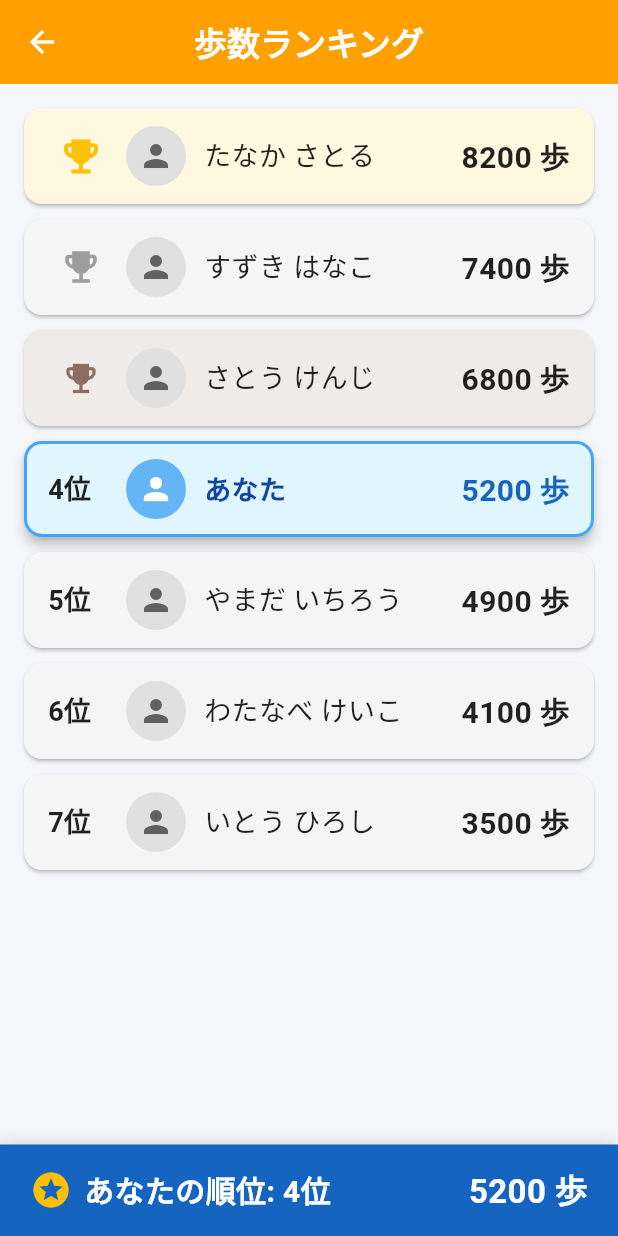
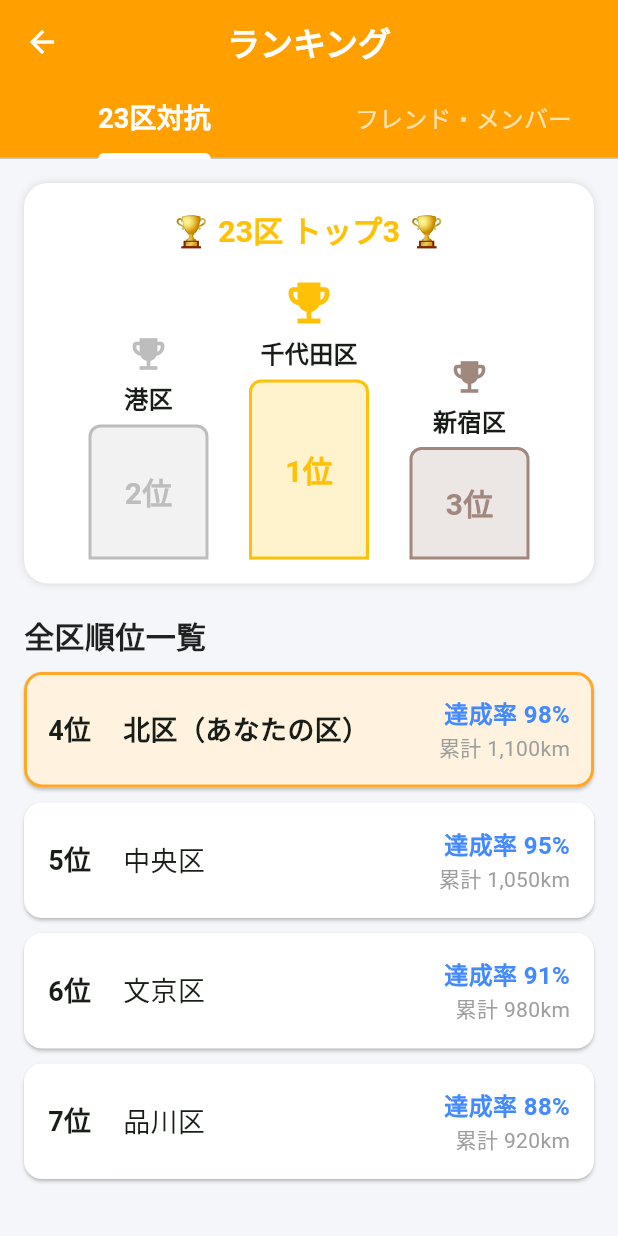
Before and after one commit to 1F10240045/team-jissyuu, a Flutter app: the RankingScreen screen opened directly, on a phone screen of 412 x 824 dp. Run offline on Flutter 3.47's test engine with Material 3 defaults, Android fonts, the phone set to English and light mode, and no system bars; our stand-ins replace cloud_firestore, firebase_auth, firebase_core, pedometer, permission_handler; accounts and stored records are empty.

Commit message:
feat: ランキング画面に23区対抗表彰台とタブ切り替えUIを実装 (#11)

```diff
--- a/frontend/lib/screens/ranking_screen.dart
+++ b/frontend/lib/screens/ranking_screen.dart
@@ -5,127 +5,252 @@ class RankingScreen extends StatelessWidget {
 
   @override
   Widget build(BuildContext context) {
-    // ランキングのダミーデータ（歩数の多い順）
-    final rankingList = [
-      {'rank': 1, 'name': 'たなか さとる', 'steps': 8200, 'isMe': false},
-      {'rank': 2, 'name': 'すずき はなこ', 'steps': 7400, 'isMe': false},
-      {'rank': 3, 'name': 'さとう けんじ', 'steps': 6800, 'isMe': false},
-      {'rank': 4, 'name': 'あなた', 'steps': 5200, 'isMe': true},
-      {'rank': 5, 'name': 'やまだ いちろう', 'steps': 4900, 'isMe': false},
-      {'rank': 6, 'name': 'わたなべ けいこ', 'steps': 4100, 'isMe': false},
-      {'rank': 7, 'name': 'いとう ひろし', 'steps': 3500, 'isMe': false},
+    // 1. 23区対抗ランキングデータ
+    final wardRanking = [
+      {'rank': 1, 'name': '千代田区', 'achievement': '128%', 'distance': '1,420km'},
+      {'rank': 2, 'name': '港区', 'achievement': '115%', 'distance': '1,310km'},
+      {'rank': 3, 'name': '新宿区', 'achievement': '108%', 'distance': '1,250km'},
+      {'rank': 4, 'name': '北区（あなたの区）', 'achievement': '98%', 'distance': '1,100km', 'isMyWard': true},
+      {'rank': 5, 'name': '中央区', 'achievement': '95%', 'distance': '1,050km'},
+      {'rank': 6, 'name': '文京区', 'achievement': '91%', 'distance': '980km'},
+      {'rank': 7, 'name': '品川区', 'achievement': '88%', 'distance': '920km'},
+    ];
+
+    // 2. 個人/フレンド内ランキングデータ
+    final memberRanking = [
+      {'rank': 1, 'name': 'たなか さとる', 'ward': '千代田区', 'steps': 8200, 'isMe': false},
+      {'rank': 2, 'name': 'すずき はなこ', 'ward': '港区', 'steps': 7400, 'isMe': false},
+      {'rank': 3, 'name': 'さとう けんじ', 'ward': '北区', 'steps': 6800, 'isMe': false},
+      {'rank': 4, 'name': 'あなた', 'ward': '北区', 'steps': 5200, 'isMe': true},
+      {'rank': 5, 'name': 'やまだ いちろう', 'ward': '新宿区', 'steps': 4900, 'isMe': false},
+      {'rank': 6, 'name': 'わたなべ けいこ', 'ward': '北区', 'steps': 4100, 'isMe': false},
     ];
 
     // 自分のデータ（下部固定用）
-    final myData = rankingList.firstWhere(
+    final myData = memberRanking.firstWhere(
       (element) => element['isMe'] == true,
-      orElse: () => {'rank': 4, 'name': 'あなた', 'steps': 5200, 'isMe': true},
+      orElse: () => {'rank': 4, 'name': 'あなた', 'ward': '北区', 'steps': 5200, 'isMe': true},
     );
 
-    return Scaffold(
+    return DefaultTabController(
+      length: 2,
+      child: Scaffold(
         appBar: AppBar(
           title: const Text(
-          '歩数ランキング',
+            'ランキング',
             style: TextStyle(fontSize: 22, fontWeight: FontWeight.bold),
           ),
           backgroundColor: Colors.amber.shade700,
           foregroundColor: Colors.white,
+          bottom: const TabBar(
+            indicatorColor: Colors.white,
+            indicatorWeight: 4,
+            labelStyle: TextStyle(fontSize: 18, fontWeight: FontWeight.bold),
+            unselectedLabelStyle: TextStyle(fontSize: 16),
+            labelColor: Colors.white,
+            unselectedLabelColor: Colors.white70,
+            tabs: [
+              Tab(text: '23区対抗'),
+              Tab(text: 'フレンド・メンバー'),
+            ],
+          ),
         ),
         backgroundColor: const Color(0xFFF4F6F9),
-      body: Column(
+        body: TabBarView(
           children: [
-          // 1. 全体ランキングリスト
-          Expanded(
-            child: ListView.builder(
-              padding: const EdgeInsets.all(16.0),
-              itemCount: rankingList.length,
-              itemBuilder: (context, index) {
-                final user = rankingList[index];
-                return _buildRankingTile(user);
-              },
+            // タブ1: 23区対抗ランキング
+            _buildWardRankingTab(wardRanking),
+
+            // タブ2: フレンド・メンバーランキング
+            _buildMemberRankingTab(memberRanking, myData),
+          ],
         ),
       ),
+    );
+  }
 
-          // 2. 画面下部に固定表示する「自分の現在順位」
-          _buildMyRankingBottomBar(myData),
+  // --- タブ1: 23区対抗ランキング ---
+  Widget _buildWardRankingTab(List<dynamic> wardList) {
+    return ListView(
+      padding: const EdgeInsets.all(16.0),
+      children: [
+        _buildPodiumHeader(wardList),
+        const SizedBox(height: 20),
+        const Text(
+          '全区順位一覧',
+          style: TextStyle(fontSize: 20, fontWeight: FontWeight.bold, color: Colors.black87),
+        ),
+        const SizedBox(height: 10),
+        ...wardList.skip(3).map((ward) => _buildWardTile(ward)),
+      ],
+    );
+  }
+
+  // 1〜3位の表彰台UI
+  Widget _buildPodiumHeader(List<dynamic> wardList) {
+    if (wardList.length < 3) return const SizedBox();
+    final first = wardList[0];
+    final second = wardList[1];
+    final third = wardList[2];
+
+    return Container(
+      padding: const EdgeInsets.all(16),
+      decoration: BoxDecoration(
+        color: Colors.white,
+        borderRadius: BorderRadius.circular(16),
+        boxShadow: const [BoxShadow(color: Colors.black12, blurRadius: 4)],
+      ),
+      child: Column(
+        children: [
+          const Text(
+            '🏆 23区 トップ3 🏆',
+            style: TextStyle(fontSize: 20, fontWeight: FontWeight.bold, color: Colors.amber),
+          ),
+          const SizedBox(height: 16),
+          Row(
+            mainAxisAlignment: MainAxisAlignment.spaceEvenly,
+            crossAxisAlignment: CrossAxisAlignment.end,
+            children: [
+              _buildPodiumItem(second['name'].toString(), '2位', Colors.grey.shade400, 90),
+              _buildPodiumItem(first['name'].toString(), '1位', Colors.amber, 120),
+              _buildPodiumItem(third['name'].toString(), '3位', Colors.brown.shade300, 75),
+            ],
+          ),
         ],
       ),
     );
   }
 
-  // リストの各ユーザー行 UI
-  Widget _buildRankingTile(Map<String, dynamic> user) {
-    final int rank = user['rank'] as int;
-    final bool isMe = user['isMe'] as bool;
-
-    // 上位3位の色とアイコン設定
-    Color rankColor = Colors.grey.shade100;
-    Color textColor = Colors.black87;
-    Widget? rankBadge;
-
-    if (rank == 1) {
-      rankColor = const Color(0xFFFFF8E1); // 金系背景
-      rankBadge = const Icon(Icons.emoji_events, color: Colors.amber, size: 30);
-    } else if (rank == 2) {
-      rankColor = const Color(0xFFF5F5F5); // 銀系背景
-      rankBadge = Icon(Icons.emoji_events, color: Colors.grey.shade500, size: 28);
-    } else if (rank == 3) {
-      rankColor = const Color(0xFFEFEBE9); // 銅系背景
-      rankBadge = Icon(Icons.emoji_events, color: Colors.brown.shade400, size: 26);
-    }
-
-    return Card(
-      elevation: isMe ? 3 : 1,
-      margin: const EdgeInsets.only(bottom: 10),
-      color: isMe ? Colors.lightBlue.shade50 : rankColor,
-      shape: RoundedRectangleBorder(
-        borderRadius: BorderRadius.circular(12),
-        side: isMe
-            ? BorderSide(color: Colors.blue.shade400, width: 2)
-            : BorderSide.none,
+  Widget _buildPodiumItem(String name, String rankText, Color color, double height) {
+    return Column(
+      children: [
+        Icon(Icons.emoji_events, color: color, size: height > 100 ? 36 : 28),
+        const SizedBox(height: 4),
+        Text(
+          name,
+          style: const TextStyle(fontSize: 16, fontWeight: FontWeight.bold),
         ),
-      child: Padding(
-        padding: const EdgeInsets.symmetric(horizontal: 16.0, vertical: 12.0),
-        child: Row(
-          children: [
-            // 順位バッジ / アイコン
-            SizedBox(
-              width: 44,
-              child: rankBadge ??
-                  Text(
-                    '$rank位',
-                    style: TextStyle(
-                      fontSize: 18,
-                      fontWeight: FontWeight.bold,
-                      color: textColor,
+        const SizedBox(height: 6),
+        Container(
+          width: 80,
+          height: height,
+          decoration: BoxDecoration(
+            color: color.withOpacity(0.2),
+            border: Border.all(color: color, width: 2),
+            borderRadius: const BorderRadius.vertical(top: Radius.circular(8)),
+          ),
+          child: Center(
+            child: Text(
+              rankText,
+              style: TextStyle(fontSize: 20, fontWeight: FontWeight.bold, color: color),
             ),
           ),
         ),
-            const SizedBox(width: 8),
+      ],
+    );
+  }
 
-            // ユーザーアイコン
+  // 区のリスト行
+  Widget _buildWardTile(dynamic ward) {
+    final bool isMyWard = ward['isMyWard'] == true;
+    return Card(
+      margin: const EdgeInsets.only(bottom: 10),
+      color: isMyWard ? Colors.orange.shade50 : Colors.white,
+      shape: RoundedRectangleBorder(
+        borderRadius: BorderRadius.circular(12),
+        side: isMyWard ? BorderSide(color: Colors.orange.shade400, width: 2) : BorderSide.none,
+      ),
+      child: Padding(
+        padding: const EdgeInsets.all(16.0),
+        child: Row(
+          children: [
+            SizedBox(
+              width: 50,
+              child: Text(
+                '${ward['rank']}位',
+                style: const TextStyle(fontSize: 18, fontWeight: FontWeight.bold),
+              ),
+            ),
+            Expanded(
+              child: Text(
+                ward['name'].toString(),
+                style: TextStyle(
+                  fontSize: 18,
+                  fontWeight: isMyWard ? FontWeight.bold : FontWeight.normal,
+                ),
+              ),
+            ),
+            Column(
+              crossAxisAlignment: CrossAxisAlignment.end,
+              children: [
+                Text(
+                  '達成率 ${ward['achievement']}',
+                  style: const TextStyle(fontSize: 16, fontWeight: FontWeight.bold, color: Colors.blueAccent),
+                ),
+                Text(
+                  '累計 ${ward['distance']}',
+                  style: const TextStyle(fontSize: 14, color: Colors.grey),
+                ),
+              ],
+            ),
+          ],
+        ),
+      ),
+    );
+  }
+
+  // --- タブ2: フレンド・メンバーランキング ---
+  Widget _buildMemberRankingTab(List<dynamic> memberList, dynamic myData) {
+    return Column(
+      children: [
+        Expanded(
+          child: ListView.builder(
+            padding: const EdgeInsets.all(16.0),
+            itemCount: memberList.length,
+            itemBuilder: (context, index) {
+              final user = memberList[index];
+              final bool isMe = user['isMe'] == true;
+              return Card(
+                margin: const EdgeInsets.only(bottom: 10),
+                color: isMe ? Colors.lightBlue.shade50 : Colors.white,
+                shape: RoundedRectangleBorder(
+                  borderRadius: BorderRadius.circular(12),
+                  side: isMe ? BorderSide(color: Colors.blue.shade400, width: 2) : BorderSide.none,
+                ),
+                child: Padding(
+                  padding: const EdgeInsets.all(16.0),
+                  child: Row(
+                    children: [
+                      SizedBox(
+                        width: 44,
+                        child: Text(
+                          '${user['rank']}位',
+                          style: const TextStyle(fontSize: 18, fontWeight: FontWeight.bold),
+                        ),
+                      ),
                       CircleAvatar(
                         backgroundColor: isMe ? Colors.blue.shade300 : Colors.grey.shade300,
-              child: Icon(
-                Icons.person,
-                color: isMe ? Colors.white : Colors.grey.shade700,
-              ),
+                        child: Icon(Icons.person, color: isMe ? Colors.white : Colors.grey.shade700),
                       ),
                       const SizedBox(width: 12),
-
-            // ユーザー名
                       Expanded(
-              child: Text(
+                        child: Column(
+                          crossAxisAlignment: CrossAxisAlignment.start,
+                          children: [
+                            Text(
                               user['name'].toString(),
                               style: TextStyle(
                                 fontSize: 18,
                                 fontWeight: isMe ? FontWeight.bold : FontWeight.normal,
-                  color: isMe ? Colors.blue.shade900 : Colors.black87,
                               ),
                             ),
+                            Text(
+                              user['ward'].toString(),
+                              style: const TextStyle(fontSize: 14, color: Colors.grey),
                             ),
-
-            // 歩数
+                          ],
+                        ),
+                      ),
                       Text(
                         '${user['steps']} 歩',
                         style: TextStyle(
@@ -138,52 +263,30 @@ class RankingScreen extends StatelessWidget {
                   ),
                 ),
               );
-  }
-
-  // 画面下に固定される自分の順位バー
-  Widget _buildMyRankingBottomBar(Map<String, dynamic> myData) {
-    return Container(
+            },
+          ),
+        ),
+        Container(
           padding: const EdgeInsets.symmetric(horizontal: 20, vertical: 14),
-      decoration: BoxDecoration(
           color: Colors.blue.shade800,
-        boxShadow: const [
-          BoxShadow(
-            color: Colors.black12,
-            blurRadius: 8,
-            offset: Offset(0, -2),
-          ),
-        ],
-      ),
           child: SafeArea(
             top: false,
             child: Row(
               mainAxisAlignment: MainAxisAlignment.spaceBetween,
               children: [
-            Row(
-              children: [
-                const Icon(Icons.stars, color: Colors.amber, size: 28),
-                const SizedBox(width: 8),
                 Text(
-                  'あなたの順位: ${myData['rank']}位',
-                  style: const TextStyle(
-                    fontSize: 20,
-                    fontWeight: FontWeight.bold,
-                    color: Colors.white,
-                  ),
-                ),
-              ],
+                  'あなたの順位: ${myData['rank']}位 (${myData['ward']})',
+                  style: const TextStyle(fontSize: 18, fontWeight: FontWeight.bold, color: Colors.white),
                 ),
                 Text(
                   '${myData['steps']} 歩',
-              style: const TextStyle(
-                fontSize: 22,
-                fontWeight: FontWeight.bold,
-                color: Colors.white,
-              ),
+                  style: const TextStyle(fontSize: 20, fontWeight: FontWeight.bold, color: Colors.white),
                 ),
               ],
             ),
           ),
+        ),
+      ],
     );
   }
 }
```
Lines whose indentation alone changed are shown as unchanged.
